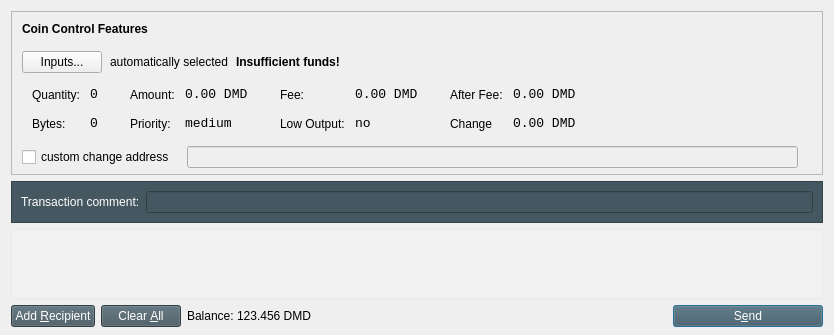
This is src/qt/forms/sendcoinsdialog.ui in shadowrider26/Diamond as Qt 5 draws it before an edit. The edited form follows.
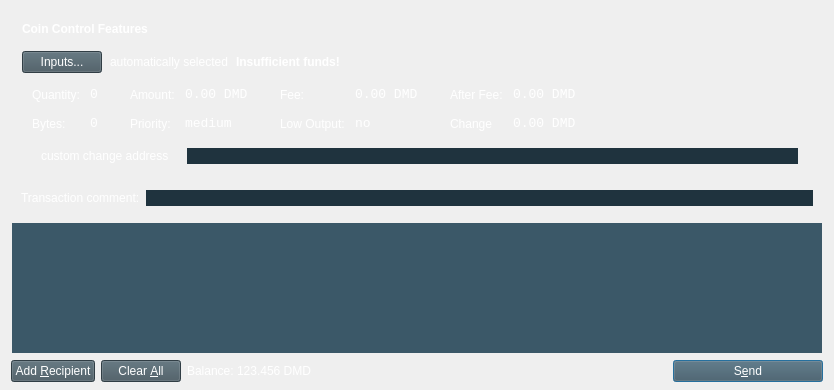
This is the edited form. Icons and pictures are not drawn.

What changed in the file:
```diff
--- a/src/qt/forms/sendcoinsdialog.ui
+++ b/src/qt/forms/sendcoinsdialog.ui
@@ -6,17 +6,23 @@
    <rect>
     <x>0</x>
     <y>0</y>
-    <width>686</width>
-    <height>234</height>
+    <width>831</width>
+    <height>390</height>
    </rect>
   </property>
   <property name="windowTitle">
    <string>Send Coins</string>
   </property>
   <property name="styleSheet">
-   <string notr="true">SendCoinsDialog {background:transparent; color:white;}
-QToolTip {background-color:#1f333e; color:white; border-style: none;}
-</string>
+   <string notr="true">
+    SendCoinsDialog {background:transparent; color:white;}
+    QPushButton {background-color:rgb(69, 87, 96); color:white;}
+    QLabel {background-color:transparent; color:white;}
+    QFrame {background-color:transparent; color:white;}
+    QCheckBox {background-color:transparent; color:white;}
+    QLineEdit {background-color:#1f333e; color:white; border: none;}
+    QToolTip {background-color:#1f333e; color:white; border-style: none;}
+   </string>
   </property>
   <layout class="QVBoxLayout" name="verticalLayout">
    <property name="bottomMargin">
@@ -595,9 +601,6 @@
    </item>
    <item>
     <widget class="QFrame" name="horizontalFrame">
-     <property name="styleSheet">
-      <string notr="true">background-color:rgb(69, 87, 96)</string>
-     </property>
      <property name="frameShape">
       <enum>QFrame::StyledPanel</enum>
      </property>
@@ -608,15 +611,12 @@
       <item>
        <widget class="QLabel" name="label_2">
         <property name="text">
-         <string>&lt;html&gt;&lt;head/&gt;&lt;body&gt;&lt;p&gt;&lt;span style=&quot; color:#ffffff;&quot;&gt;Transaction comment:&lt;/span&gt;&lt;/p&gt;&lt;/body&gt;&lt;/html&gt;</string>
+         <string>Transaction comment:</string>
         </property>
        </widget>
       </item>
       <item>
        <widget class="QLineEdit" name="editTxComment">
-        <property name="styleSheet">
-         <string notr="true">color:white;</string>
-        </property>
        </widget>
       </item>
      </layout>
@@ -624,10 +624,6 @@
    </item>
    <item>
     <widget class="QScrollArea" name="scrollArea">
-     <property name="styleSheet">
-      <string notr="true">
-background-color:rgba(255, 255, 255, 40); color: white;</string>
-     </property>
      <property name="widgetResizable">
       <bool>true</bool>
      </property>
@@ -641,7 +637,7 @@
        </rect>
       </property>
       <property name="styleSheet">
-       <string notr="true">background:transparent;</string>
+       <string notr="true">background-color:rgb(59, 88, 104);</string>
       </property>
       <layout class="QVBoxLayout" name="verticalLayout_2">
        <property name="leftMargin">
@@ -687,10 +683,6 @@
        <property name="toolTip">
         <string>Send to multiple recipients at once</string>
        </property>
-       <property name="styleSheet">
-        <string notr="true">QPushButton {background-color:rgb(69, 87, 96); color: white;}
-QToolTip {background-color:#1f333e; color:white; border-style: none;}</string>
-       </property>
        <property name="text">
         <string>Add &amp;Recipient</string>
        </property>
@@ -717,10 +709,6 @@
        <property name="toolTip">
         <string>Remove all transaction fields</string>
        </property>
-       <property name="styleSheet">
-        <string notr="true">QPushButton {background-color:rgb(69, 87, 96); color: white;}
-QToolTip {background-color:#1f333e; color:white; border-style: none;}</string>
-       </property>
        <property name="text">
         <string>Clear &amp;All</string>
        </property>
@@ -743,6 +731,12 @@
        </property>
        <item>
         <widget class="QLabel" name="label">
+         <property name="sizePolicy">
+          <sizepolicy hsizetype="Preferred" vsizetype="Fixed">
+           <horstretch>0</horstretch>
+           <verstretch>0</verstretch>
+          </sizepolicy>
+         </property>
          <property name="text">
           <string>Balance:</string>
          </property>
@@ -750,6 +744,12 @@
        </item>
        <item>
         <widget class="QLabel" name="labelBalance">
+         <property name="sizePolicy">
+          <sizepolicy hsizetype="Preferred" vsizetype="Fixed">
+           <horstretch>0</horstretch>
+           <verstretch>0</verstretch>
+          </sizepolicy>
+         </property>
          <property name="cursor">
           <cursorShape>IBeamCursor</cursorShape>
          </property>
@@ -787,10 +787,6 @@
        <property name="toolTip">
         <string>Confirm the send action</string>
        </property>
-       <property name="styleSheet">
-        <string notr="true">QPushButton {background-color:rgb(69, 87, 96); color: white;}
-QToolTip {background-color:#1f333e; color:white; border-style: none;}</string>
-       </property>
        <property name="text">
         <string>S&amp;end</string>
        </property>
```
